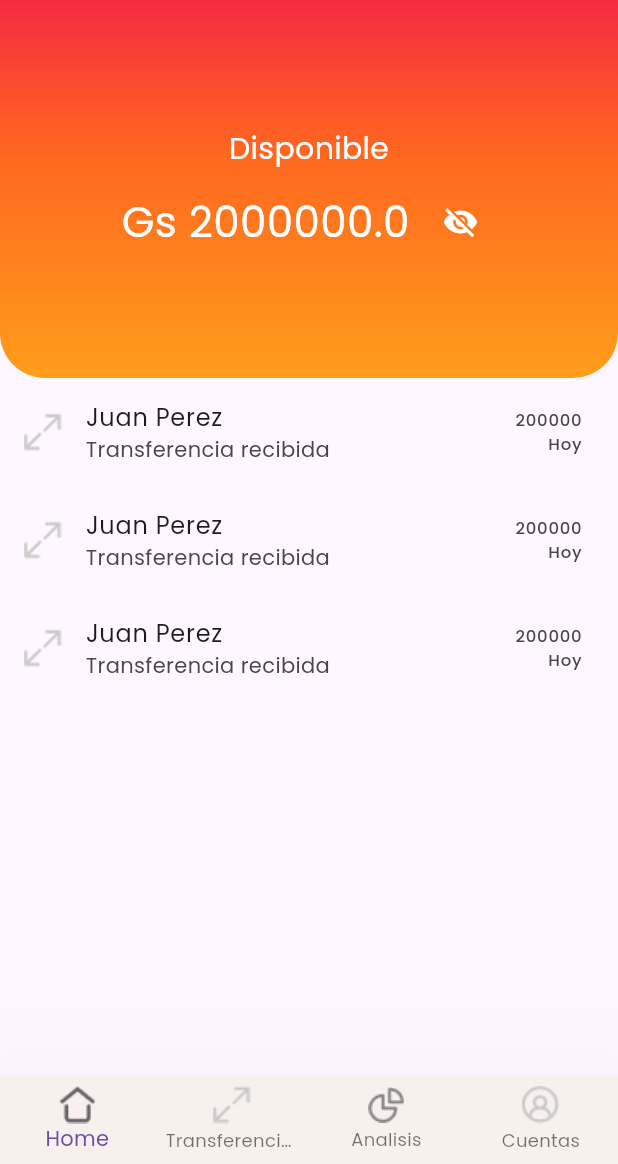
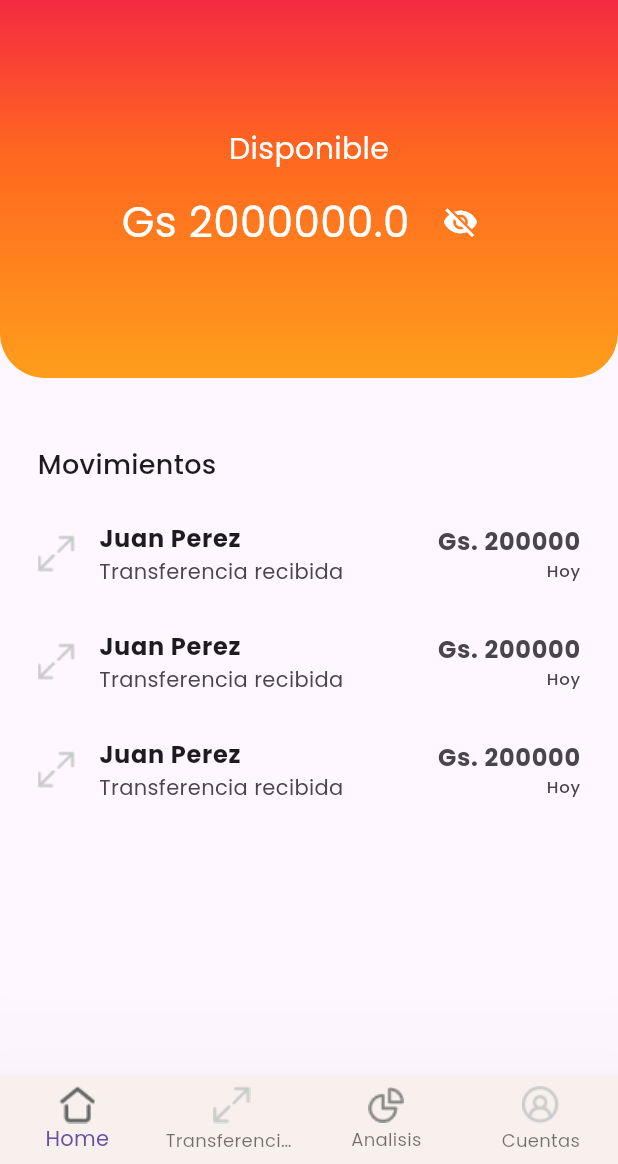
Before and after one commit to ramirezsebas/e_app, a Flutter app: the screen it shows after launch, on a phone screen of 412 x 824 dp, the part 72-1236 px from its top. Run offline on Flutter 3.47's test engine with Material 3 defaults, Android fonts, the phone set to English and light mode, and no system bars; our stand-ins replace bloc, equatable, flutter_bloc, google_fonts; generated files the repository leaves out were written again.

Commit message:
refactor: se ajusta movimientos al diseño

```diff
--- a/lib/app/presentation/screens/home_screen.dart
+++ b/lib/app/presentation/screens/home_screen.dart
@@ -18,24 +18,58 @@ class HomeScreen extends StatelessWidget {
           MovementsLoading => const Center(
               child: CircularProgressIndicator(),
             ),
-          MovementsLoaded => ListView.builder(
+          MovementsLoaded => Padding(
+              padding: const EdgeInsets.symmetric(
+                horizontal: 25,
+                vertical: 45,
+              ),
+              child: Column(
+                crossAxisAlignment: CrossAxisAlignment.start,
+                children: [
+                  const Text(
+                    'Movimientos',
+                    style: TextStyle(
+                      fontSize: 18,
+                      fontWeight: FontWeight.w500,
+                    ),
+                    textAlign: TextAlign.left,
+                  ),
+                  const SizedBox(height: 10),
+                  Expanded(
+                    child: ListView.builder(
                       itemCount: (state as MovementsLoaded).movements.length,
                       itemBuilder: (context, index) {
                         final movement = state.movements[index];
                         return ListTile(
+                          contentPadding: EdgeInsets.zero,
                           leading: Image.asset(movement.image),
-                  title: Text(movement.sender),
+                          title: Text(
+                            movement.sender,
+                            style: const TextStyle(
+                              fontWeight: FontWeight.bold,
+                            ),
+                          ),
                           subtitle: Text(movement.description),
                           trailing: Column(
                             mainAxisSize: MainAxisSize.min,
                             crossAxisAlignment: CrossAxisAlignment.end,
                             children: [
-                      Text(movement.amount.toString()),
+                              Text(
+                                '${movement.currency}. ${movement.amount}',
+                                style: const TextStyle(
+                                  fontSize: 16,
+                                  fontWeight: FontWeight.bold,
+                                ),
+                              ),
                               Text(movement.date),
                             ],
                           ),
                         );
                       },
+                    ),
+                  ),
+                ],
+              ),
             ),
           MovementsError => Center(
               child: Text((state as MovementsError).error),
```
Lines whose indentation alone changed are shown as unchanged.
